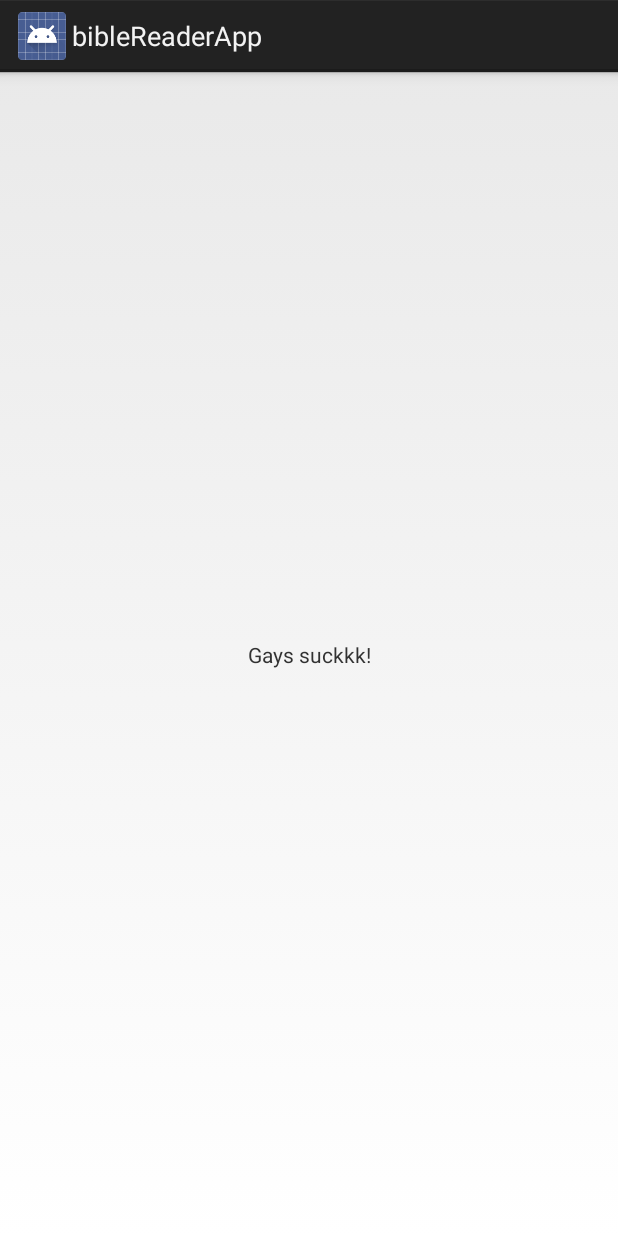
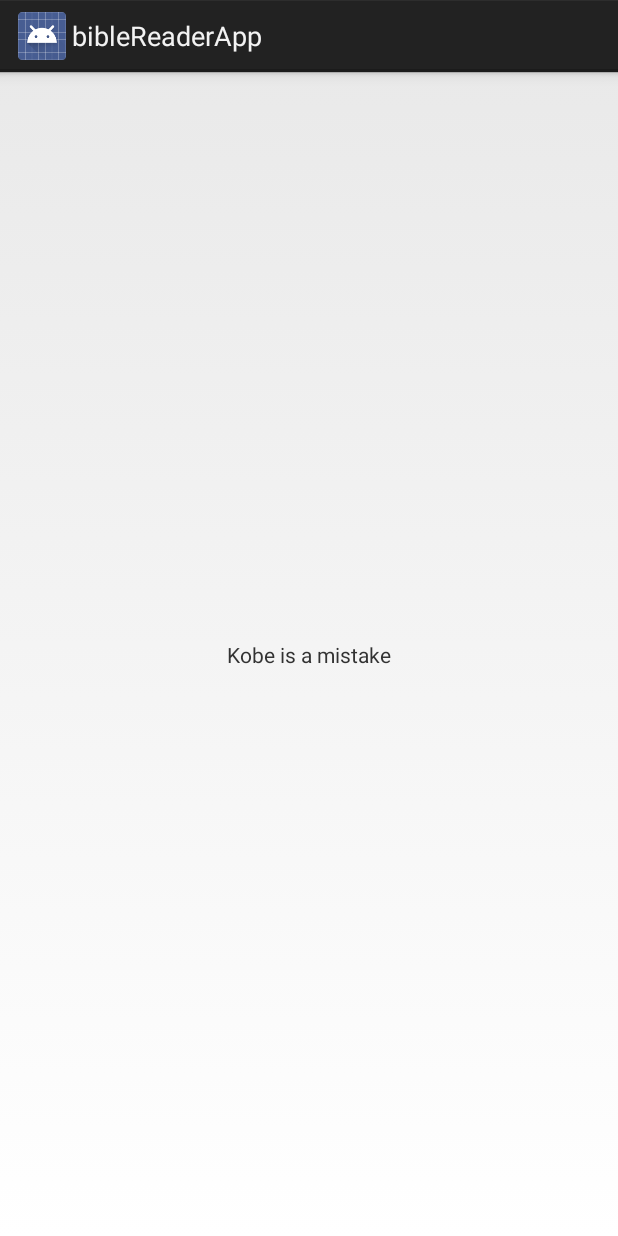
Before and after one commit to JathanHibbs/bibleReaderApp, an Android app: the screen it shows after launch (MainActivity), on a phone screen of 412 x 824 dp. Run offline under Robolectric (Android 15) with nearby library versions, the phone set to English and light mode, and no system bars.

Commit message:
Fixed kobe

```diff
--- a/app/src/main/res/layout/activity_main.xml
+++ b/app/src/main/res/layout/activity_main.xml
@@ -9,7 +9,7 @@
     <TextView
         android:layout_width="wrap_content"
         android:layout_height="wrap_content"
-        android:text="Gays suckkk!"
+        android:text="Kobe is a mistake"
         app:layout_constraintBottom_toBottomOf="parent"
         app:layout_constraintLeft_toLeftOf="parent"
         app:layout_constraintRight_toRightOf="parent"
```
